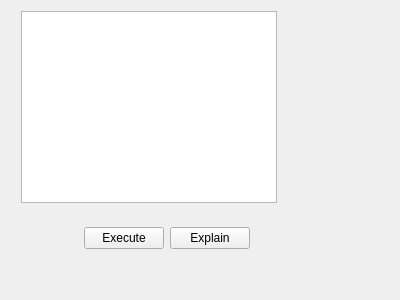
Old version of the form SQLiteExplorer/qsqlitequerywindow.ui in the repository hawkchch/SQLiteExplorer.
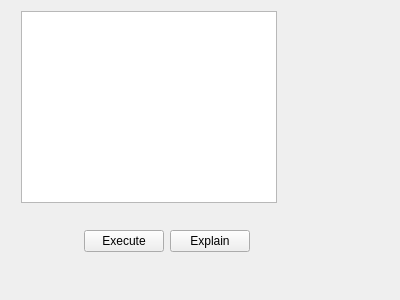
New version of the form.

Commit message: 1. 修改部分tablewidget排序

The edit to the form file:
```diff
--- a/SQLiteExplorer/qsqlitequerywindow.ui
+++ b/SQLiteExplorer/qsqlitequerywindow.ui
@@ -32,9 +32,21 @@
         <x>20</x>
         <y>210</y>
         <width>271</width>
-        <height>35</height>
+        <height>40</height>
        </rect>
       </property>
+      <property name="minimumSize">
+       <size>
+        <width>0</width>
+        <height>40</height>
+       </size>
+      </property>
+      <property name="maximumSize">
+       <size>
+        <width>16777215</width>
+        <height>40</height>
+       </size>
+      </property>
       <layout class="QHBoxLayout" name="horizontalLayout">
        <item>
         <spacer name="horizontalSpacer">
```
The commit also changes 2 other files.
